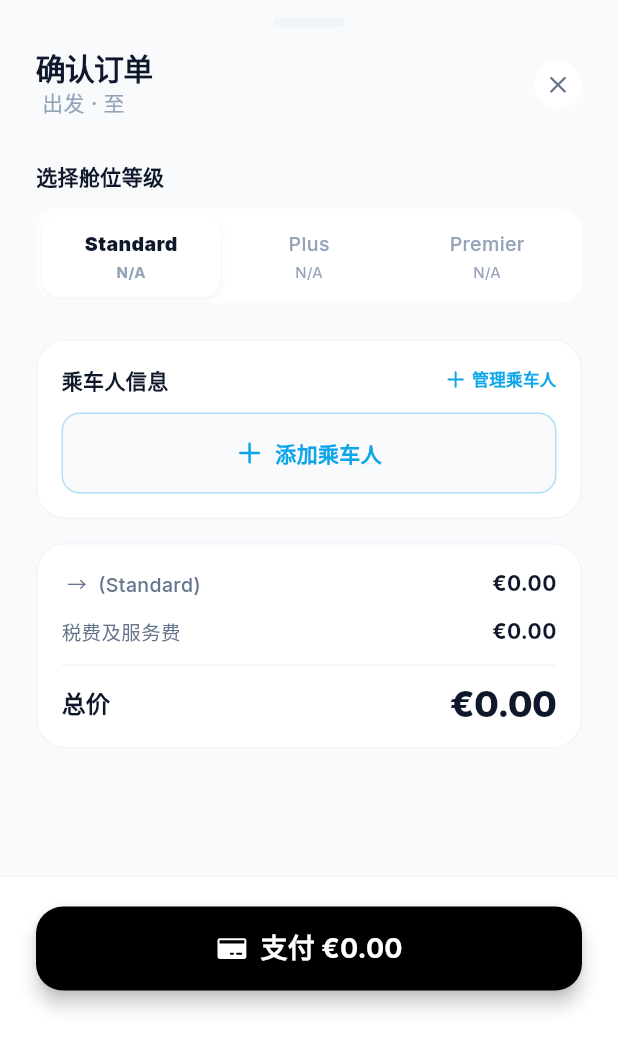
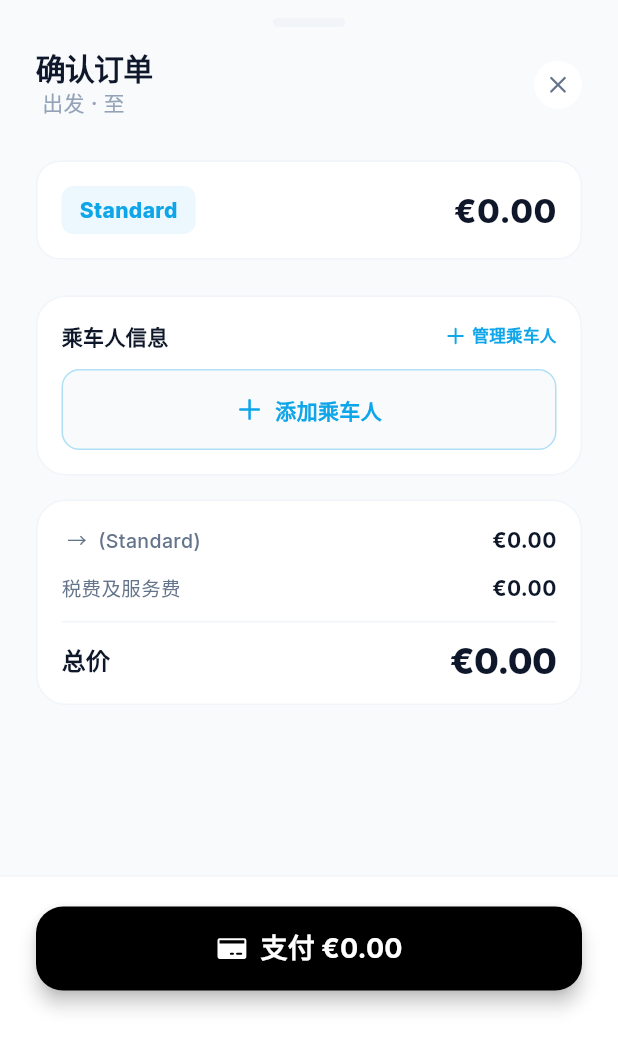
Before and after one commit to chilleyes/flipearth_app, a Flutter app: the CheckoutSheet widget shown alone on an empty page, opened directly with empty values, on a phone screen of 412 x 824 dp. Shown: the top 1048 px of the screen. Run offline on Flutter 3.47's test engine with Material 3 defaults, Android fonts, the phone set to English and light mode, and no system bars; our stand-ins replace cached_network_image, confetti, dio, flutter_animate, flutter_secure_storage, google_fonts and 3 more; accounts and stored records are empty; generated files the repository leaves out were written again; network calls fail.

Commit message:
refactor: 选票时先调 booking 接口锁价，再打开确认页
参考 Web 端 triggerBooking 流程：
- 用户点击票价 → 调 createBooking 接口锁定价格/创建订单
- 成功后打开 CheckoutSheet，展示已锁定的订单信息
- CheckoutSheet 不再自己调 createBooking，只负责 preorder + 支付
- 创建订单期间显示全屏 loading overlay
- 失败时 SnackBar 提示，不再弹出空白确认页

Made-with: Cursor

```diff
--- a/lib/features/booking/widgets/checkout_sheet.dart
+++ b/lib/features/booking/widgets/checkout_sheet.dart
@@ -4,6 +4,7 @@ import 'package:phosphor_flutter/phosphor_flutter.dart';
 import '../../../core/theme/app_colors.dart';
 import '../../../core/theme/app_text_styles.dart';
 import '../../../core/models/train.dart';
+import '../../../core/models/booking.dart';
 import '../../../core/models/traveler.dart';
 import '../../../core/models/order.dart';
 import '../../../core/models/booking_context.dart';
@@ -13,22 +14,24 @@ import '../../profile/add_traveler_page.dart';
 
 class CheckoutSheet extends StatefulWidget {
   final TrainResult train;
+  final BookingResult booking;
   final String date;
+  final String selectedClass;
   final int adults;
   final int youth;
   final int childrenCount;
   final BookingContext? bookingContext;
-  final String initialClass;
 
   const CheckoutSheet({
     super.key,
     required this.train,
+    required this.booking,
     required this.date,
+    this.selectedClass = 'standard',
     this.adults = 1,
     this.youth = 0,
     this.childrenCount = 0,
     this.bookingContext,
-    this.initialClass = 'standard',
   });
 
   @override
@@ -38,32 +41,32 @@ class CheckoutSheet extends StatefulWidget {
 class _CheckoutSheetState extends State<CheckoutSheet> {
   final _services = ServiceProvider();
 
-  int _selectedClassIndex = 0;
   bool _isProcessing = false;
   String? _error;
   List<Traveler> _travelers = [];
   bool _loadingTravelers = true;
   Traveler? _selectedTraveler;
 
-  final _classNames = ['standard', 'plus', 'premier'];
-  final _classLabels = ['Standard', 'Plus', 'Premier'];
+  static const _classLabels = {
+    'standard': 'Standard',
+    'plus': 'Plus',
+    'premier': 'Premier',
+  };
+
+  double get _price => widget.booking.price > 0
+      ? widget.booking.price
+      : widget.train.prices[widget.selectedClass]?.price ?? 0;
+
+  String get _currency => widget.booking.currency.isNotEmpty
+      ? widget.booking.currency
+      : 'EUR';
+
+  String get _classLabel => _classLabels[widget.selectedClass] ?? widget.selectedClass;
 
   @override
   void initState() {
     super.initState();
-    final idx = _classNames.indexOf(widget.initialClass);
-    if (idx >= 0) _selectedClassIndex = idx;
     _loadTravelers();
-  }
-
-  double get _selectedPrice {
-    final className = _classNames[_selectedClassIndex];
-    return widget.train.prices[className]?.price ?? 0;
-  }
-
-  String get _selectedCurrency {
-    final className = _classNames[_selectedClassIndex];
-    return widget.train.prices[className]?.currency ?? 'EUR';
   }
 
   Future<void> _loadTravelers() async {
@@ -72,8 +75,10 @@ class _CheckoutSheetState extends State<CheckoutSheet> {
       if (mounted) {
         setState(() {
           _travelers = travelers;
-          _selectedTraveler =
-              travelers.isNotEmpty ? travelers.firstWhere((t) => t.isDefault, orElse: () => travelers.first) : null;
+          _selectedTraveler = travelers.isNotEmpty
+              ? travelers.firstWhere((t) => t.isDefault,
+                  orElse: () => travelers.first)
+              : null;
           _loadingTravelers = false;
         });
       }
@@ -95,29 +100,6 @@ class _CheckoutSheetState extends State<CheckoutSheet> {
     });
 
     try {
-      final classKey = _classNames[_selectedClassIndex];
-      final classOfferId = widget.train.prices[classKey]?.offerId;
-      final booking = await _services.eurostarService.createBooking(
-        offerId: classOfferId ?? widget.train.offerId,
-        searchId: widget.train.searchId,
-        trainId: widget.train.trainId,
-        travelClass: _classNames[_selectedClassIndex],
-        date: widget.date,
-        adults: widget.adults,
-        youth: widget.youth,
-        children: widget.childrenCount,
-        origin: widget.train.origin.name,
-        destination: widget.train.destination.name,
-        originUic: widget.train.origin.uic,
-        destinationUic: widget.train.destination.uic,
-        trainNumber: widget.train.trainNumber,
-        departureTime: widget.train.departureTime,
-        arrivalTime: widget.train.arrivalTime,
-        isDirect: widget.train.isDirect,
-        legCount: widget.train.legCount,
-        segments: widget.train.segments.map((s) => s.toJson()).toList(),
-      );
-
       final traveler = _selectedTraveler!;
       final travelerInfo = TravelerInfo(
         firstName: traveler.firstName,
@@ -130,27 +112,27 @@ class _CheckoutSheetState extends State<CheckoutSheet> {
         phoneNumber: traveler.phone,
       );
 
+      final classOfferId = widget.train.prices[widget.selectedClass]?.offerId;
+
       await _services.eurostarService.preorder(
-        bookingId: booking.bookingId,
-        itemId: booking.itemId,
-        offerId: widget.train.offerId,
+        bookingId: widget.booking.bookingId,
+        itemId: widget.booking.itemId,
+        offerId: classOfferId ?? widget.train.offerId,
         searchId: widget.train.searchId,
         paymentMethod: 'stripe',
         travelers: [travelerInfo],
       );
 
       final intent = await _services.paymentService
-          .createStripeIntent(booking.bookingReference);
+          .createStripeIntent(widget.booking.bookingReference);
 
-      // In production, use flutter_stripe to present payment sheet with intent.clientSecret
-      // For now, poll payment status
       if (mounted) {
         Navigator.pop(context);
         Navigator.pushReplacement(
           context,
           MaterialPageRoute(
             builder: (_) => PaymentSuccessPage(
-              bookingReference: booking.bookingReference,
+              bookingReference: widget.booking.bookingReference,
               amount: intent.amount,
               currency: intent.currency,
               bookingContext: widget.bookingContext,
@@ -194,7 +176,8 @@ class _CheckoutSheetState extends State<CheckoutSheet> {
             child: Row(
               mainAxisAlignment: MainAxisAlignment.spaceBetween,
               children: [
-                Column(
+                Expanded(
+                  child: Column(
                     crossAxisAlignment: CrossAxisAlignment.start,
                     children: [
                       Text('确认订单',
@@ -205,6 +188,7 @@ class _CheckoutSheetState extends State<CheckoutSheet> {
                           style: context.textStyles.bodyMedium
                               .copyWith(color: context.colors.textMuted)),
                     ],
+                  ),
                 ),
                 GestureDetector(
                   onTap: () => Navigator.pop(context),
@@ -220,6 +204,9 @@ class _CheckoutSheetState extends State<CheckoutSheet> {
               ],
             ),
           ),
+
+          _buildBookingRefBanner(context),
+
           Expanded(
             child: ListView(
               padding:
@@ -238,11 +225,7 @@ class _CheckoutSheetState extends State<CheckoutSheet> {
                   ),
                   const SizedBox(height: 16),
                 ],
-                Text('选择舱位等级',
-                    style: context.textStyles.bodyMedium
-                        .copyWith(fontWeight: FontWeight.bold)),
-                const SizedBox(height: 12),
-                _buildClassSelector(),
+                _buildSelectedClassInfo(context),
                 const SizedBox(height: 24),
                 _buildTravelerSection(),
                 const SizedBox(height: 16),
@@ -256,63 +239,63 @@ class _CheckoutSheetState extends State<CheckoutSheet> {
     );
   }
 
-  Widget _buildClassSelector() {
+  Widget _buildBookingRefBanner(BuildContext context) {
+    if (widget.booking.bookingReference.isEmpty) return const SizedBox.shrink();
     return Container(
+      margin: const EdgeInsets.symmetric(horizontal: 24),
+      padding: const EdgeInsets.symmetric(horizontal: 14, vertical: 8),
       decoration: BoxDecoration(
-          color: Colors.white, borderRadius: BorderRadius.circular(16)),
-      padding: const EdgeInsets.all(4),
+        color: context.colors.successGreen.withOpacity(0.08),
+        borderRadius: BorderRadius.circular(10),
+        border: Border.all(color: context.colors.successGreen.withOpacity(0.2)),
+      ),
       child: Row(
-        children: List.generate(_classLabels.length, (index) {
-          final isSelected = _selectedClassIndex == index;
-          final price =
-              widget.train.prices[_classNames[index]]?.price;
-          return Expanded(
-            child: GestureDetector(
-              onTap: () => setState(() => _selectedClassIndex = index),
-              child: AnimatedContainer(
-                duration: const Duration(milliseconds: 200),
-                padding: const EdgeInsets.symmetric(vertical: 10),
-                decoration: BoxDecoration(
-                  color: isSelected ? Colors.white : Colors.transparent,
-                  borderRadius: BorderRadius.circular(12),
-                  boxShadow: isSelected
-                      ? [
-                          BoxShadow(
-                              color: Colors.black.withOpacity(0.05),
-                              blurRadius: 4,
-                              offset: const Offset(0, 2))
-                        ]
-                      : null,
-                ),
-                child: Column(
         children: [
+          Icon(PhosphorIconsFill.checkCircle,
+              size: 16, color: context.colors.successGreen),
+          const SizedBox(width: 8),
           Text(
-                      _classLabels[index],
+            '订单已锁定 · ${widget.booking.bookingReference}',
             style: context.textStyles.caption.copyWith(
-                        fontWeight:
-                            isSelected ? FontWeight.w900 : FontWeight.w500,
-                        color: isSelected
-                            ? context.colors.textMain
-                            : context.colors.textMuted,
-                        fontSize: 13,
-                      ),
-                    ),
-                    const SizedBox(height: 2),
-                    Text(
-                      price != null ? '€${price.toStringAsFixed(0)}' : 'N/A',
-                      style: context.textStyles.caption.copyWith(
-                        fontWeight:
-                            isSelected ? FontWeight.bold : FontWeight.normal,
-                        color: context.colors.textMuted,
-                        fontSize: 10,
+              color: context.colors.successGreen,
+              fontWeight: FontWeight.w700,
             ),
           ),
         ],
       ),
+    );
+  }
+
+  Widget _buildSelectedClassInfo(BuildContext context) {
+    return Container(
+      padding: const EdgeInsets.all(16),
+      decoration: BoxDecoration(
+        color: Colors.white,
+        borderRadius: BorderRadius.circular(16),
+        border: Border.all(color: context.colors.borderLight),
+      ),
+      child: Row(
+        children: [
+          Container(
+            padding: const EdgeInsets.symmetric(horizontal: 12, vertical: 6),
+            decoration: BoxDecoration(
+              color: context.colors.brandBlue.withOpacity(0.08),
+              borderRadius: BorderRadius.circular(8),
+            ),
+            child: Text(
+              _classLabel,
+              style: context.textStyles.bodyMedium.copyWith(
+                color: context.colors.brandBlue,
+                fontWeight: FontWeight.w800,
               ),
             ),
-          );
-        }),
+          ),
+          const Spacer(),
+          Text(
+            '€${_price.toStringAsFixed(2)}',
+            style: context.textStyles.h2.copyWith(fontSize: 22),
+          ),
+        ],
       ),
     );
   }
@@ -378,8 +361,7 @@ class _CheckoutSheetState extends State<CheckoutSheet> {
                   color: context.colors.background,
                   borderRadius: BorderRadius.circular(12),
                   border: Border.all(
-                      color: context.colors.brandBlue.withOpacity(0.3),
-                      style: BorderStyle.solid),
+                      color: context.colors.brandBlue.withOpacity(0.3)),
                 ),
                 child: Row(
                   mainAxisAlignment: MainAxisAlignment.center,
@@ -410,8 +392,9 @@ class _CheckoutSheetState extends State<CheckoutSheet> {
         margin: const EdgeInsets.only(bottom: 8),
         padding: const EdgeInsets.all(12),
         decoration: BoxDecoration(
-          color:
-              isSelected ? context.colors.brandBlue.withOpacity(0.05) : context.colors.background,
+          color: isSelected
+              ? context.colors.brandBlue.withOpacity(0.05)
+              : context.colors.background,
           borderRadius: BorderRadius.circular(12),
           border: Border.all(
               color: isSelected
@@ -467,8 +450,8 @@ class _CheckoutSheetState extends State<CheckoutSheet> {
       child: Column(
         children: [
           _buildSummaryRow(
-            '${widget.train.origin.name} → ${widget.train.destination.name} (${_classLabels[_selectedClassIndex]})',
-            '€${_selectedPrice.toStringAsFixed(2)}',
+            '${widget.train.origin.name} → ${widget.train.destination.name} ($_classLabel)',
+            '€${_price.toStringAsFixed(2)}',
           ),
           const SizedBox(height: 12),
           _buildSummaryRow('税费及服务费', '€0.00'),
@@ -483,7 +466,7 @@ class _CheckoutSheetState extends State<CheckoutSheet> {
               Text('总价',
                   style: context.textStyles.bodyMedium
                       .copyWith(fontWeight: FontWeight.bold, fontSize: 16)),
-              Text('€${_selectedPrice.toStringAsFixed(2)}',
+              Text('€${_price.toStringAsFixed(2)}',
                   style: context.textStyles.h1.copyWith(fontSize: 24)),
             ],
           ),
@@ -542,7 +525,7 @@ class _CheckoutSheetState extends State<CheckoutSheet> {
                         color: Colors.white, size: 22),
                     const SizedBox(width: 8),
                     Text(
-                        '支付 €${_selectedPrice.toStringAsFixed(2)}',
+                        '支付 €${_price.toStringAsFixed(2)}',
                         style: context.textStyles.bodyMedium.copyWith(
                             color: Colors.white,
                             fontWeight: FontWeight.bold,
```
Also changed, not shown: lib/features/booking/booking_page.dart (+77 -6 lines). Lines whose indentation alone changed are shown as unchanged.
